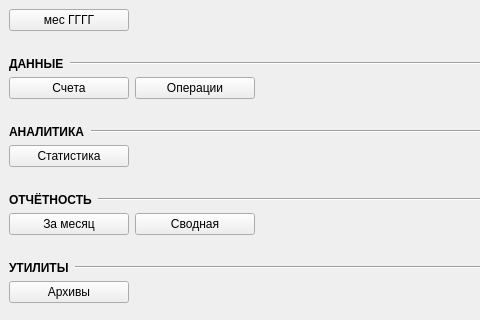
Old version of the form ui/forms/form_main.ui in the repository e-vladimir/finmanager; both pictures show x 0 to 480 and y 0 to 320 of the 800 by 639 pixel window.
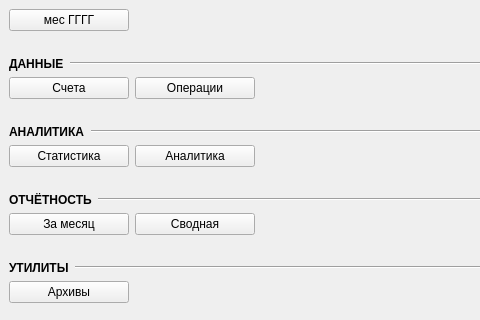
New version of the form.

Commit message: Форма Основная: + Переход в форму Аналитика

```diff
--- a/ui/forms/form_main.ui
+++ b/ui/forms/form_main.ui
@@ -222,6 +222,19 @@
         </property>
        </widget>
       </item>
+      <item>
+       <widget class="QPushButton" name="btn_analytics">
+        <property name="minimumSize">
+         <size>
+          <width>120</width>
+          <height>0</height>
+         </size>
+        </property>
+        <property name="text">
+         <string>Аналитика</string>
+        </property>
+       </widget>
+      </item>
       <item>
        <spacer name="horizontalSpacer_8">
         <property name="orientation">
```
The commit also changes 20 other files.
